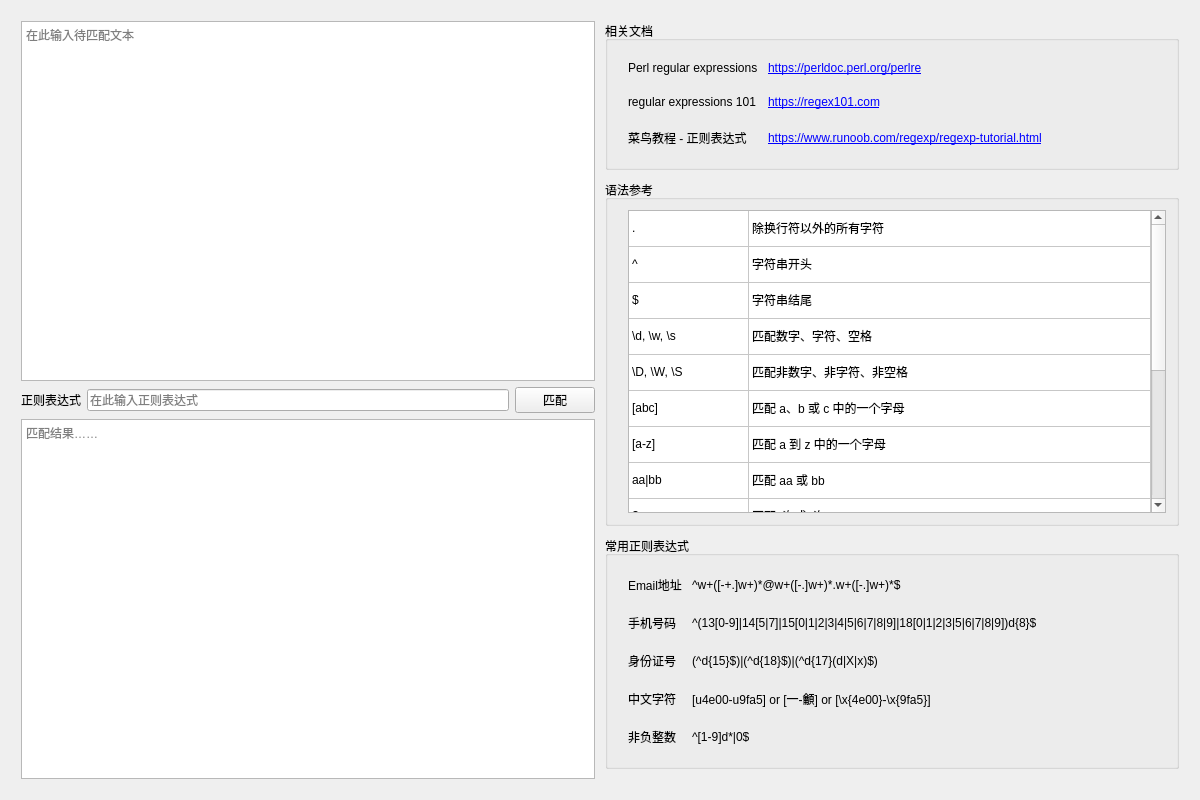
The window that DevTools/regex_tool/regex_tool.ui (mxy493/DevTools) describes before a commit, drawn with Qt 5.
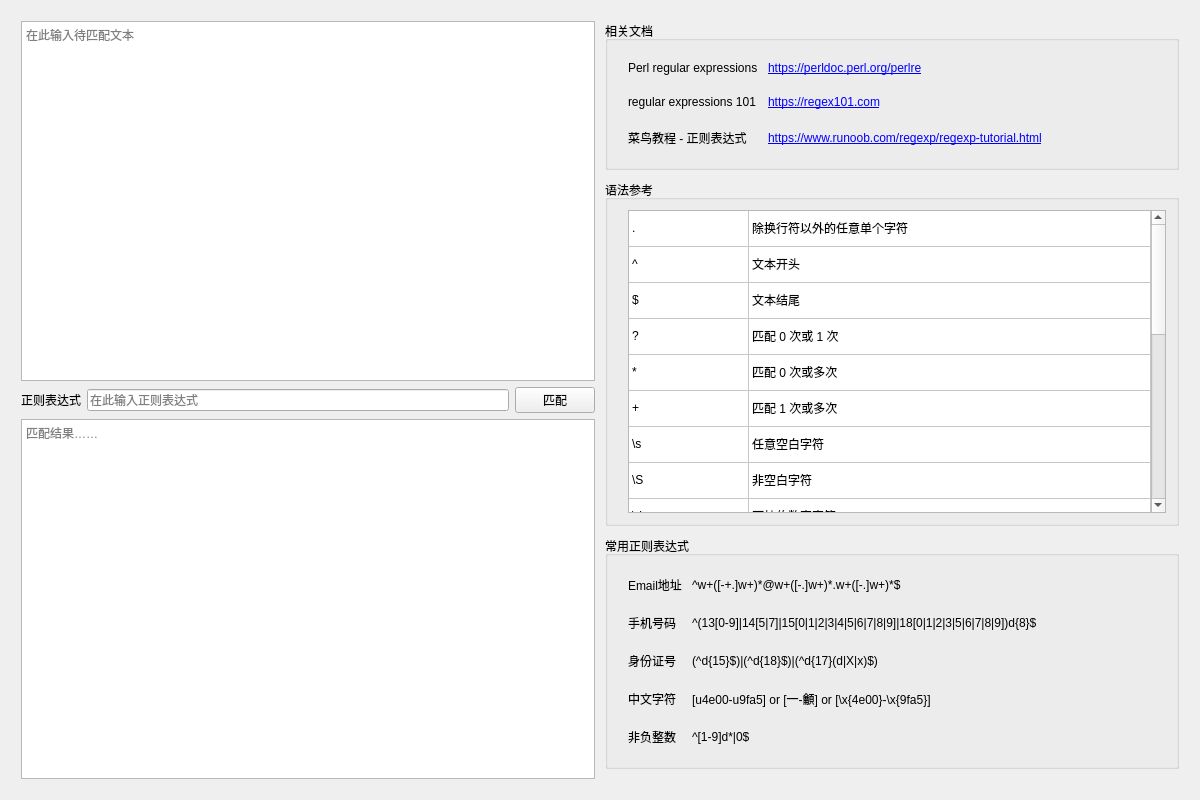
The same window after the commit.

Commit message: 更新正则表达式工具语法参考

```diff
--- a/DevTools/regex_tool/regex_tool.ui
+++ b/DevTools/regex_tool/regex_tool.ui
@@ -384,6 +384,31 @@
             <string>2</string>
            </property>
           </row>
+          <row>
+           <property name="text">
+            <string>?</string>
+           </property>
+          </row>
+          <row>
+           <property name="text">
+            <string>*</string>
+           </property>
+          </row>
+          <row>
+           <property name="text">
+            <string>+</string>
+           </property>
+          </row>
+          <row>
+           <property name="text">
+            <string>\s</string>
+           </property>
+          </row>
+          <row>
+           <property name="text">
+            <string>\S</string>
+           </property>
+          </row>
           <row>
            <property name="text">
             <string>3</string>
@@ -391,7 +416,17 @@
           </row>
           <row>
            <property name="text">
-            <string>4</string>
+            <string>\D</string>
+           </property>
+          </row>
+          <row>
+           <property name="text">
+            <string>\w</string>
+           </property>
+          </row>
+          <row>
+           <property name="text">
+            <string>\W</string>
            </property>
           </row>
           <row>
@@ -414,21 +449,6 @@
             <string>8</string>
            </property>
           </row>
-          <row>
-           <property name="text">
-            <string>9</string>
-           </property>
-          </row>
-          <row>
-           <property name="text">
-            <string>10</string>
-           </property>
-          </row>
-          <row>
-           <property name="text">
-            <string>11</string>
-           </property>
-          </row>
           <row>
            <property name="text">
             <string>12</string>
@@ -444,6 +464,11 @@
             <string>14</string>
            </property>
           </row>
+          <row>
+           <property name="text">
+            <string>15</string>
+           </property>
+          </row>
           <column>
            <property name="text">
             <string>语法</string>
@@ -461,7 +486,7 @@
           </item>
           <item row="0" column="1">
            <property name="text">
-            <string>除换行符以外的所有字符</string>
+            <string>除换行符以外的任意单个字符</string>
            </property>
           </item>
           <item row="1" column="0">
@@ -471,7 +496,7 @@
           </item>
           <item row="1" column="1">
            <property name="text">
-            <string>字符串开头</string>
+            <string>文本开头</string>
            </property>
           </item>
           <item row="2" column="0">
@@ -481,127 +506,177 @@
           </item>
           <item row="2" column="1">
            <property name="text">
-            <string>字符串结尾</string>
+            <string>文本结尾</string>
            </property>
           </item>
           <item row="3" column="0">
            <property name="text">
-            <string>\d, \w, \s</string>
+            <string>?</string>
            </property>
           </item>
           <item row="3" column="1">
            <property name="text">
-            <string>匹配数字、字符、空格</string>
+            <string>匹配 0 次或 1 次</string>
            </property>
           </item>
           <item row="4" column="0">
            <property name="text">
-            <string>\D, \W, \S</string>
+            <string>*</string>
            </property>
           </item>
           <item row="4" column="1">
            <property name="text">
-            <string>匹配非数字、非字符、非空格</string>
+            <string>匹配 0 次或多次</string>
            </property>
           </item>
           <item row="5" column="0">
            <property name="text">
-            <string>[abc]</string>
+            <string>+</string>
            </property>
           </item>
           <item row="5" column="1">
            <property name="text">
-            <string>匹配 a、b 或 c 中的一个字母</string>
+            <string>匹配 1 次或多次</string>
            </property>
           </item>
           <item row="6" column="0">
            <property name="text">
-            <string>[a-z]</string>
+            <string>\s</string>
            </property>
           </item>
           <item row="6" column="1">
            <property name="text">
-            <string>匹配 a 到 z 中的一个字母</string>
+            <string>任意空白字符</string>
            </property>
           </item>
           <item row="7" column="0">
            <property name="text">
-            <string>aa|bb</string>
+            <string>\S</string>
            </property>
           </item>
           <item row="7" column="1">
            <property name="text">
-            <string>匹配 aa 或 bb</string>
+            <string>非空白字符</string>
            </property>
           </item>
           <item row="8" column="0">
            <property name="text">
-            <string>?</string>
+            <string>\d</string>
            </property>
           </item>
           <item row="8" column="1">
            <property name="text">
-            <string>匹配0次或1次</string>
+            <string>阿拉伯数字字符</string>
            </property>
           </item>
           <item row="9" column="0">
            <property name="text">
-            <string>+</string>
+            <string>\D</string>
            </property>
           </item>
           <item row="9" column="1">
            <property name="text">
-            <string>匹配1次或多次</string>
+            <string>非阿拉伯数字字符</string>
            </property>
           </item>
           <item row="10" column="0">
            <property name="text">
-            <string>*</string>
+            <string>\w</string>
            </property>
           </item>
           <item row="10" column="1">
            <property name="text">
-            <string>匹配0次或多次</string>
+            <string>字母、数字或下划线字符</string>
            </property>
           </item>
           <item row="11" column="0">
            <property name="text">
-            <string>{n}</string>
+            <string>\W</string>
            </property>
           </item>
           <item row="11" column="1">
            <property name="text">
-            <string>匹配n次</string>
+            <string>非字母、数字或下划线字符</string>
            </property>
           </item>
           <item row="12" column="0">
            <property name="text">
-            <string>{n,}</string>
+            <string>[abc]</string>
            </property>
           </item>
           <item row="12" column="1">
            <property name="text">
-            <string>匹配至少n次</string>
+            <string>单个 a 或 b 或 c 字符</string>
            </property>
           </item>
           <item row="13" column="0">
            <property name="text">
-            <string>{,n}</string>
+            <string>[^abc]</string>
            </property>
           </item>
           <item row="13" column="1">
            <property name="text">
-            <string>匹配最多n次</string>
+            <string>非 a 或 b 或 c 字符</string>
            </property>
           </item>
           <item row="14" column="0">
            <property name="text">
-            <string>{n,m}</string>
+            <string>[a-z]</string>
            </property>
           </item>
           <item row="14" column="1">
            <property name="text">
-            <string>匹配至少n次但不超过m次</string>
+            <string>匹配 a 到 z 中的一个字母</string>
+           </property>
+          </item>
+          <item row="15" column="0">
+           <property name="text">
+            <string>a|b</string>
+           </property>
+          </item>
+          <item row="15" column="1">
+           <property name="text">
+            <string>匹配 a 或 b</string>
+           </property>
+          </item>
+          <item row="16" column="0">
+           <property name="text">
+            <string>{n}</string>
+           </property>
+          </item>
+          <item row="16" column="1">
+           <property name="text">
+            <string>匹配 n 次</string>
+           </property>
+          </item>
+          <item row="17" column="0">
+           <property name="text">
+            <string>{n,}</string>
+           </property>
+          </item>
+          <item row="17" column="1">
+           <property name="text">
+            <string>匹配至少 n 次</string>
+           </property>
+          </item>
+          <item row="18" column="0">
+           <property name="text">
+            <string>{,n}</string>
+           </property>
+          </item>
+          <item row="18" column="1">
+           <property name="text">
+            <string>匹配最多 n 次</string>
+           </property>
+          </item>
+          <item row="19" column="0">
+           <property name="text">
+            <string>{n,m}</string>
+           </property>
+          </item>
+          <item row="19" column="1">
+           <property name="text">
+            <string>匹配至少 n 次但不超过 m 次</string>
            </property>
           </item>
          </widget>
```
